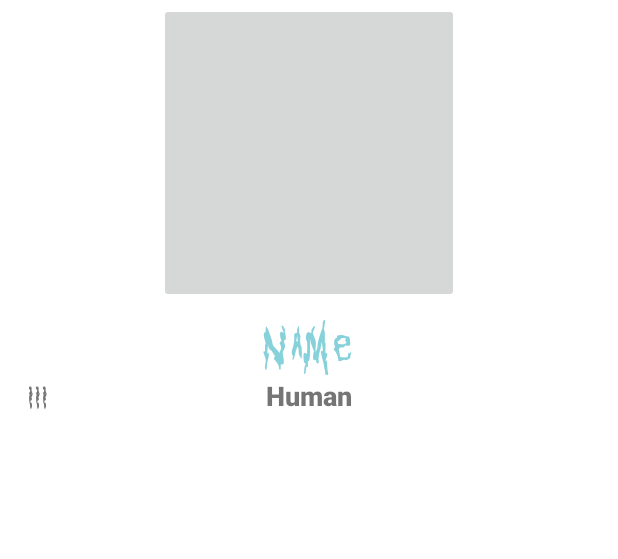
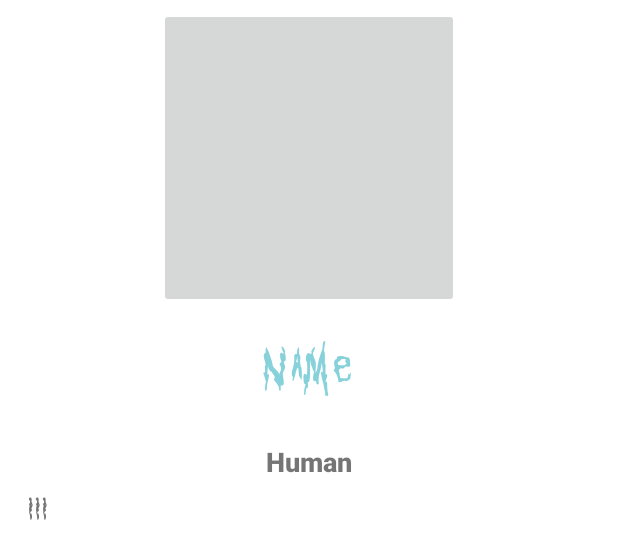
Before and after one commit to Valeriu1/Rick_and_Morty_App, an Android app: the layout item_multiple_characters.xml on its own in the app's theme, with its tools: preview values and no code run, on a phone screen of 412 x 824 dp. Shown: the top 559 px of the screen. Run offline under Robolectric (Android 15) with nearby library versions, the light colour scheme and no system bars.

Commit message:
changed the layout of the Multiple characters fragment again

```diff
--- a/app/src/main/java/com/valeriu/rickandmortyhope/CharacterAdapter.java
+++ b/app/src/main/java/com/valeriu/rickandmortyhope/CharacterAdapter.java
@@ -12,6 +12,7 @@ import android.widget.TextView;
 
 import androidx.annotation.NonNull;
 import androidx.cardview.widget.CardView;
+import androidx.constraintlayout.motion.widget.MotionLayout;
 import androidx.constraintlayout.widget.ConstraintLayout;
 import androidx.recyclerview.widget.RecyclerView;
 import androidx.transition.TransitionManager;
@@ -25,10 +26,10 @@ public class CharacterAdapter extends RecyclerView.Adapter<CharacterAdapter.View
     private ArrayList<Character> characters;
     private OnClickListener listener;
     private Context context;
+    private MotionLayout motionLayout;
     private static CharacterAdapter instance;
     public static int mExpandedPosition = -1;
     public static int previousExpandedPosition = -1;
-
 
 
     public CharacterAdapter() {
@@ -36,7 +37,6 @@ public class CharacterAdapter extends RecyclerView.Adapter<CharacterAdapter.View
         characters = new ArrayList<>();
 
     }
-
 
 
     public void setContext(Context context) {
@@ -49,9 +49,10 @@ public class CharacterAdapter extends RecyclerView.Adapter<CharacterAdapter.View
         }
         return instance;
     }
-    public void addCharacterToList(Character character){
 
-        if (!characters.contains(character)){
+    public void addCharacterToList(Character character) {
+
+        if (!characters.contains(character)) {
             characters.add(character);
         }
     }
@@ -100,32 +101,29 @@ public class CharacterAdapter extends RecyclerView.Adapter<CharacterAdapter.View
         holder.species.setText(characters.get(position).getSpecies());
         holder.id.setText(String.valueOf(characters.get(position).getId()));
         Glide.with(context).load(characters.get(position).getImage()).into(holder.imageButton);
-        if (characters.get(position).getStatus().equalsIgnoreCase("alive")){
+        if (characters.get(position).getStatus().equalsIgnoreCase("alive")) {
             holder.imageButton.setBackground(context.getDrawable(R.drawable.alivemultchar));
             holder.constraintLayout.setBackgroundColor(context.getColor(R.color.green));
-        } else if (characters.get(position).getStatus().equalsIgnoreCase("dead")){
+        } else if (characters.get(position).getStatus().equalsIgnoreCase("dead")) {
             holder.imageButton.setBackground(context.getDrawable(R.drawable.deadmultchar));
             holder.constraintLayout.setBackgroundColor(context.getColor(R.color.red));
-
-
         } else {
             holder.imageButton.setBackground(context.getDrawable(R.drawable.unknownmultchar));
             holder.constraintLayout.setBackgroundColor(context.getColor(R.color.unknown));
 
         }
 
-        final boolean isExpanded = position==mExpandedPosition;
-        holder.constraintLayout.setVisibility(isExpanded?View.VISIBLE:View.GONE);
+        final boolean isExpanded = position == mExpandedPosition;
+        holder.constraintLayout.setVisibility(isExpanded ? View.VISIBLE : View.GONE);
         holder.itemView.setActivated(isExpanded);
         holder.imageButton.setOnClickListener(new View.OnClickListener() {
             @Override
             public void onClick(View v) {
-                mExpandedPosition = isExpanded ? -1:holder.getAdapterPosition();
+
+                mExpandedPosition = isExpanded ? -1 : holder.getAdapterPosition();
                 notifyItemChanged(holder.getAdapterPosition());
             }
         });
-
-
 
 
     }
@@ -148,6 +146,8 @@ public class CharacterAdapter extends RecyclerView.Adapter<CharacterAdapter.View
         private final ConstraintLayout constraintLayout;
 
 
+
+
         ViewHolder(View itemview) {
             super(itemview);
 
@@ -159,7 +159,6 @@ public class CharacterAdapter extends RecyclerView.Adapter<CharacterAdapter.View
 
 
 //            itemview.setOnClickListener(view -> {
-//
 //            });
 
         }
@@ -170,5 +169,4 @@ public class CharacterAdapter extends RecyclerView.Adapter<CharacterAdapter.View
     }
 
 
-
 }
--- a/app/src/main/java/com/valeriu/rickandmortyhope/MultipleCharacters.java
+++ b/app/src/main/java/com/valeriu/rickandmortyhope/MultipleCharacters.java
@@ -2,6 +2,7 @@ package com.valeriu.rickandmortyhope;
 
 import android.os.Bundle;
 
+import androidx.constraintlayout.motion.widget.MotionLayout;
 import androidx.fragment.app.Fragment;
 import androidx.lifecycle.ViewModelProvider;
 import androidx.recyclerview.widget.GridLayoutManager;
@@ -19,6 +20,8 @@ public class MultipleCharacters extends Fragment {
     private EpisodeViewModel episodeViewModel;
     private RecyclerView recyclerView;
     private CharacterAdapter characterAdapter = CharacterAdapter.getInstance();
+    private MotionLayout motionLayout;
+
 
     private View view;
 
@@ -54,7 +57,7 @@ public class MultipleCharacters extends Fragment {
         episodeViewModel = new ViewModelProvider(this).get(EpisodeViewModel.class);
 
         recyclerView = view.findViewById(R.id.recyclerView);
-        recyclerView.hasFixedSize();
+//        recyclerView.hasFixedSize();
         GridLayoutManager gridLayoutManager = new GridLayoutManager(this.getContext(), 2);
 //        recyclerView.setLayoutManager(new LinearLayoutManager(getContext()));
         recyclerView.setLayoutManager(gridLayoutManager);
--- a/app/src/main/res/layout/item_multiple_characters.xml
+++ b/app/src/main/res/layout/item_multiple_characters.xml
@@ -5,14 +5,14 @@
     android:layout_width="match_parent"
     android:layout_height="wrap_content"
     android:animateLayoutChanges="true"
-    android:orientation="vertical">
+    android:orientation="vertical"
+    app:layoutDescription="@xml/item_multiple_characters_scene">
 
     <ImageButton
         android:id="@+id/multipleCharactersImageButton"
         android:layout_width="200dp"
         android:layout_height="200dp"
-        android:layout_gravity="center"
-        android:layout_marginTop="2dp"
+        android:layout_marginTop="5dp"
         android:cropToPadding="true"
         android:padding="10dp"
         app:layout_constraintEnd_toEndOf="parent"
@@ -23,12 +23,11 @@
     <androidx.constraintlayout.widget.ConstraintLayout
         android:id="@+id/linearLayoutMultChar"
         android:layout_width="match_parent"
-        android:layout_height="wrap_content"
+        android:layout_height="150dp"
         android:layout_marginHorizontal="10dp"
         android:layout_marginBottom="5dp"
         android:padding="5dp"
-        app:layout_constraintTop_toBottomOf="@+id/multipleCharactersImageButton"
-        tools:layout_editor_absoluteX="9dp">
+        app:layout_constraintTop_toBottomOf="@+id/multipleCharactersImageButton">
 
         <TextView
             android:id="@+id/speciesMultChar"
--- /dev/null
+++ b/app/src/main/res/xml/item_multiple_characters_scene.xml
@@ -0,0 +1,24 @@
+<?xml version="1.0" encoding="utf-8"?>
+<MotionScene
+    xmlns:android="http://schemas.android.com/apk/res/android"
+    xmlns:motion="http://schemas.android.com/apk/res-auto">
+
+    <Transition
+        motion:constraintSetEnd="@+id/end"
+        motion:constraintSetStart="@id/start"
+        motion:duration="1000">
+       <KeyFrameSet>
+           <KeyAttribute
+               motion:motionTarget="@+id/multipleCharactersImageButton"
+               motion:framePosition="15"
+               android:scaleX="1.2"
+               android:scaleY="1.2" />
+       </KeyFrameSet>
+    </Transition>
+
+    <ConstraintSet android:id="@+id/start">
+    </ConstraintSet>
+
+    <ConstraintSet android:id="@+id/end">
+    </ConstraintSet>
+</MotionScene>
```
